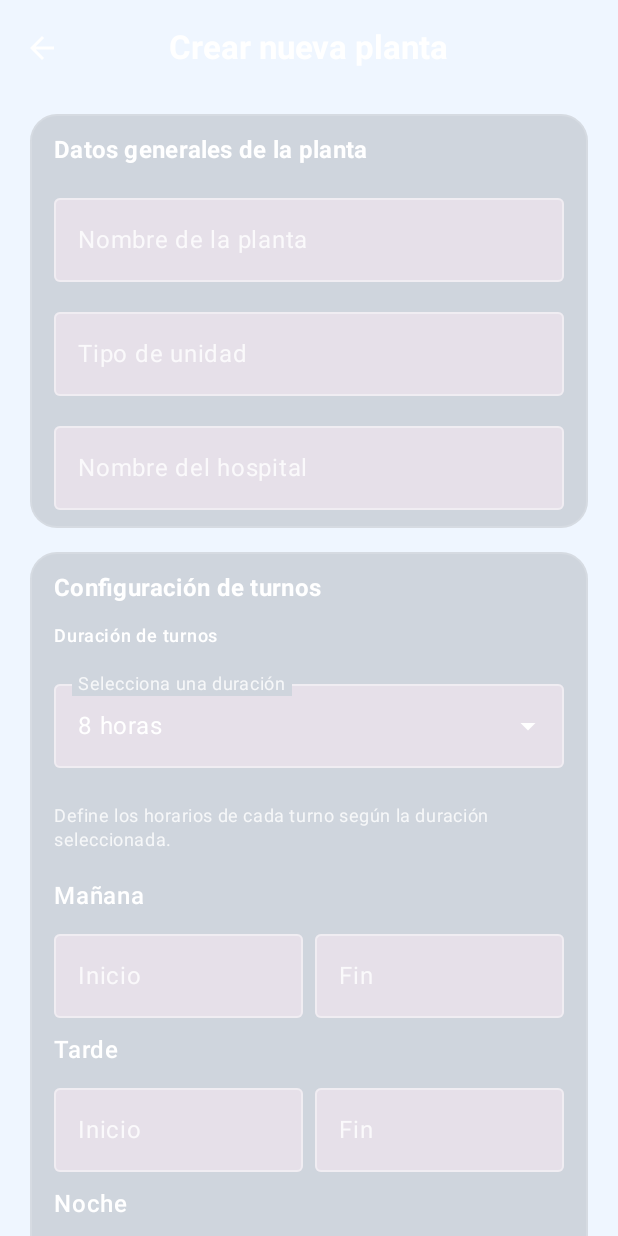
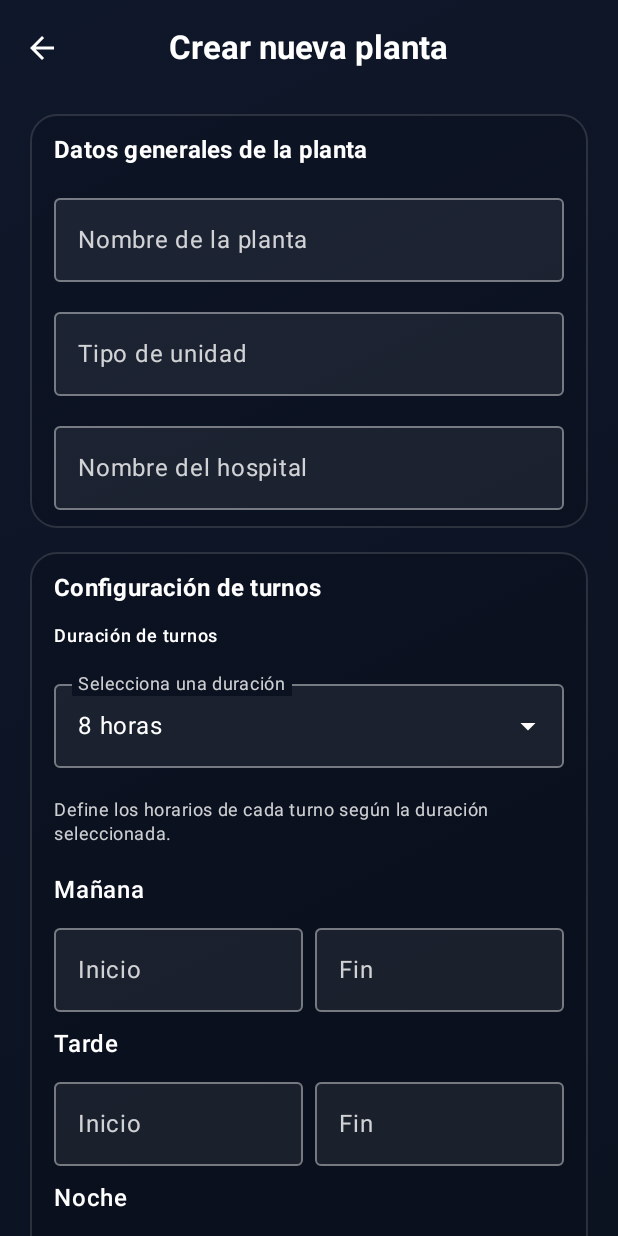
Before and after one commit to andresmend12-lab/Turnoshospi, an Android app built with Jetpack Compose: the composable PlantCreationScreen shown on its own in the app's theme, on a phone screen of 412 x 824 dp. Run offline under Robolectric (Android 15) with nearby library versions, the phone set to English and light mode, and no system bars; our stand-ins replace Firebase (no records; nobody signed in at launch, a user with empty details on screens opened directly).

Commit message:
Restyle plant creation flow and fix shift dropdown

```diff
--- a/app/src/main/java/com/example/turnoshospi/PlantCreationScreen.kt
+++ b/app/src/main/java/com/example/turnoshospi/PlantCreationScreen.kt
@@ -1,7 +1,6 @@
 package com.example.turnoshospi
 
 import androidx.compose.foundation.background
-import androidx.compose.foundation.clickable
 import androidx.compose.foundation.layout.Arrangement
 import androidx.compose.foundation.layout.Box
 import androidx.compose.foundation.layout.Column
@@ -20,11 +19,15 @@ import androidx.compose.material.icons.filled.ArrowBack
 import androidx.compose.material.icons.filled.ArrowDropDown
 import androidx.compose.material.icons.filled.CheckCircle
 import androidx.compose.material3.Button
+import androidx.compose.material3.ButtonDefaults
 import androidx.compose.material3.Card
 import androidx.compose.material3.CardDefaults
 import androidx.compose.material3.CenterAlignedTopAppBar
 import androidx.compose.material3.Divider
 import androidx.compose.material3.ExperimentalMaterial3Api
+import androidx.compose.material3.ExposedDropdownMenu
+import androidx.compose.material3.ExposedDropdownMenuBox
+import androidx.compose.material3.ExposedDropdownMenuDefaults
 import androidx.compose.material3.Icon
 import androidx.compose.material3.IconButton
 import androidx.compose.material3.MaterialTheme
@@ -33,8 +36,6 @@ import androidx.compose.material3.RadioButton
 import androidx.compose.material3.Scaffold
 import androidx.compose.material3.Text
 import androidx.compose.material3.TextFieldDefaults
-import androidx.compose.material3.ButtonDefaults
-import androidx.compose.material3.DropdownMenu
 import androidx.compose.material3.DropdownMenuItem
 import androidx.compose.runtime.Composable
 import androidx.compose.runtime.getValue
@@ -43,6 +44,7 @@ import androidx.compose.runtime.remember
 import androidx.compose.runtime.setValue
 import androidx.compose.ui.Alignment
 import androidx.compose.ui.Modifier
+import androidx.compose.ui.graphics.Brush
 import androidx.compose.ui.graphics.Color
 import androidx.compose.ui.res.stringResource
 import androidx.compose.ui.text.font.FontWeight
@@ -101,6 +103,7 @@ fun PlantCreationScreen(
     var staffScope by remember { mutableStateOf(StaffScope.NursesOnly) }
 
     Scaffold(
+        containerColor = Color(0xFF0B1220),
         topBar = {
             CenterAlignedTopAppBar(
                 title = {
@@ -127,6 +130,13 @@ fun PlantCreationScreen(
             )
         }
     ) { paddingValues ->
+        Box(
+            modifier = Modifier
+                .fillMaxSize()
+                .background(
+                    Brush.linearGradient(listOf(Color(0xFF0F172A), Color(0xFF0B1220)))
+                )
+        ) {
             Column(
                 modifier = Modifier
                     .fillMaxSize()
@@ -160,15 +170,17 @@ fun PlantCreationScreen(
                         style = MaterialTheme.typography.labelMedium,
                         modifier = Modifier.padding(bottom = 4.dp)
                     )
-                Box {
+                    ExposedDropdownMenuBox(
+                        expanded = expanded,
+                        onExpandedChange = { expanded = !expanded }
+                    ) {
                         OutlinedTextField(
                             value = selectedDuration,
                             onValueChange = {},
                             readOnly = true,
                             modifier = Modifier
                                 .fillMaxWidth()
-                            .padding(bottom = 4.dp)
-                            .clickable { expanded = true },
+                                .menuAnchor(),
                             label = { Text(text = stringResource(id = R.string.shift_duration_placeholder)) },
                             trailingIcon = {
                                 Icon(
@@ -184,10 +196,12 @@ fun PlantCreationScreen(
                                 unfocusedIndicatorColor = Color(0x66FFFFFF),
                                 cursorColor = Color.White,
                                 focusedLabelColor = Color.White,
-                            unfocusedLabelColor = Color(0xCCFFFFFF)
+                                unfocusedLabelColor = Color(0xCCFFFFFF),
+                                focusedContainerColor = Color(0x22FFFFFF),
+                                unfocusedContainerColor = Color(0x11FFFFFF)
                             )
                         )
-                    DropdownMenu(
+                        ExposedDropdownMenu(
                             expanded = expanded,
                             onDismissRequest = { expanded = false }
                         ) {
@@ -197,7 +211,8 @@ fun PlantCreationScreen(
                                     onClick = {
                                         selectedDuration = option
                                         expanded = false
-                                }
+                                    },
+                                    contentPadding = ExposedDropdownMenuDefaults.ItemContentPadding
                                 )
                             }
                         }
@@ -282,24 +297,13 @@ fun PlantCreationScreen(
                     }
                 }
 
-            CardSection(title = stringResource(id = R.string.confirmation_title)) {
-                Text(
-                    text = stringResource(id = R.string.confirmation_message),
-                    color = Color(0xCCFFFFFF),
-                    style = MaterialTheme.typography.bodySmall
-                )
-                Spacer(modifier = Modifier.height(8.dp))
-                Column(verticalArrangement = Arrangement.spacedBy(6.dp)) {
-                    ConfirmationItem(text = stringResource(id = R.string.confirmation_action_firestore))
-                    ConfirmationItem(text = stringResource(id = R.string.confirmation_action_staff_slots))
-                    ConfirmationItem(text = stringResource(id = R.string.confirmation_action_invite))
-                    ConfirmationItem(text = stringResource(id = R.string.confirmation_action_supervisor))
-                }
-                Spacer(modifier = Modifier.height(12.dp))
                 Button(
                     modifier = Modifier.fillMaxWidth(),
                     onClick = onPlantCreated,
-                    colors = ButtonDefaults.buttonColors(containerColor = Color(0xFF54C7EC))
+                    colors = ButtonDefaults.buttonColors(
+                        containerColor = Color(0xFF54C7EC),
+                        contentColor = Color.Black
+                    )
                 ) {
                     Text(text = stringResource(id = R.string.create_plant_action), fontWeight = FontWeight.Bold)
                 }
@@ -403,7 +407,9 @@ private fun PlantTextField(
             unfocusedIndicatorColor = Color(0x66FFFFFF),
             cursorColor = Color.White,
             focusedLabelColor = Color.White,
-            unfocusedLabelColor = Color(0xCCFFFFFF)
+            unfocusedLabelColor = Color(0xCCFFFFFF),
+            focusedContainerColor = Color(0x22FFFFFF),
+            unfocusedContainerColor = Color(0x11FFFFFF)
         )
     )
 }
@@ -448,18 +454,3 @@ private fun StaffScopeOption(text: String, selected: Boolean, onSelect: () -> Un
         Text(text = text, color = Color.White)
     }
 }
-
-@Composable
-private fun ConfirmationItem(text: String) {
-    Row(
-        verticalAlignment = Alignment.CenterVertically,
-        horizontalArrangement = Arrangement.spacedBy(8.dp)
-    ) {
-        Icon(
-            imageVector = Icons.Default.CheckCircle,
-            contentDescription = null,
-            tint = Color(0xFF54C7EC)
-        )
-        Text(text = text, color = Color.White)
-    }
-}
--- a/app/src/main/res/values/strings.xml
+++ b/app/src/main/res/values/strings.xml
@@ -59,12 +59,6 @@
     <string name="staff_scope_with_aux">Enfermeros y auxiliares de enfermería</string>
     <string name="staff_requirements_title">Requerimiento mínimo de personal</string>
     <string name="staff_minimum_label">Número mínimo de personal por turno</string>
-    <string name="confirmation_title">Confirmación final</string>
-    <string name="confirmation_message">Esta configuración inicial creará la estructura básica de la planta.</string>
-    <string name="confirmation_action_firestore">Guardar en Firestore</string>
-    <string name="confirmation_action_staff_slots">Crear staffSlots</string>
-    <string name="confirmation_action_invite">Generar código de invitación</string>
-    <string name="confirmation_action_supervisor">Asignar supervisor</string>
     <string name="create_plant_action">Crear planta</string>
     <string name="plant_created_title">Planta creada</string>
     <string name="plant_created_message">Tu planta se ha configurado con la estructura básica y está lista para completar los siguientes pasos.</string>
```
Lines whose indentation alone changed are shown as unchanged.
